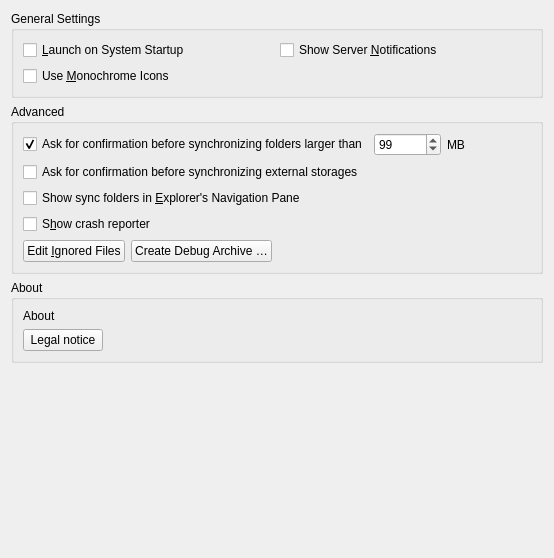
Above: src/gui/generalsettings.ui from AkhmalFirdaus/desktop before the change. Below: the same form after it.
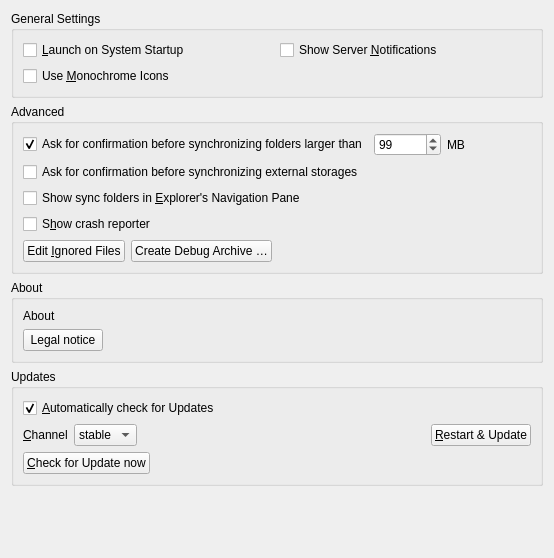
That is the form after the change.

```diff
--- a/src/gui/generalsettings.ui
+++ b/src/gui/generalsettings.ui
@@ -93,7 +93,7 @@
      </layout>
     </widget>
    </item>
-   <!-- <item row="3" column="0">
+   <item row="3" column="0"> -->
     <widget class="QGroupBox" name="updatesGroupBox">
      <property name="title">
       <string>Updates</string>
@@ -194,7 +194,7 @@
       </item>
      </layout>
     </widget>
-   </item> -->
+   </item>
    <item row="4" column="0">
     <spacer name="verticalSpacer">
      <property name="orientation">
```
